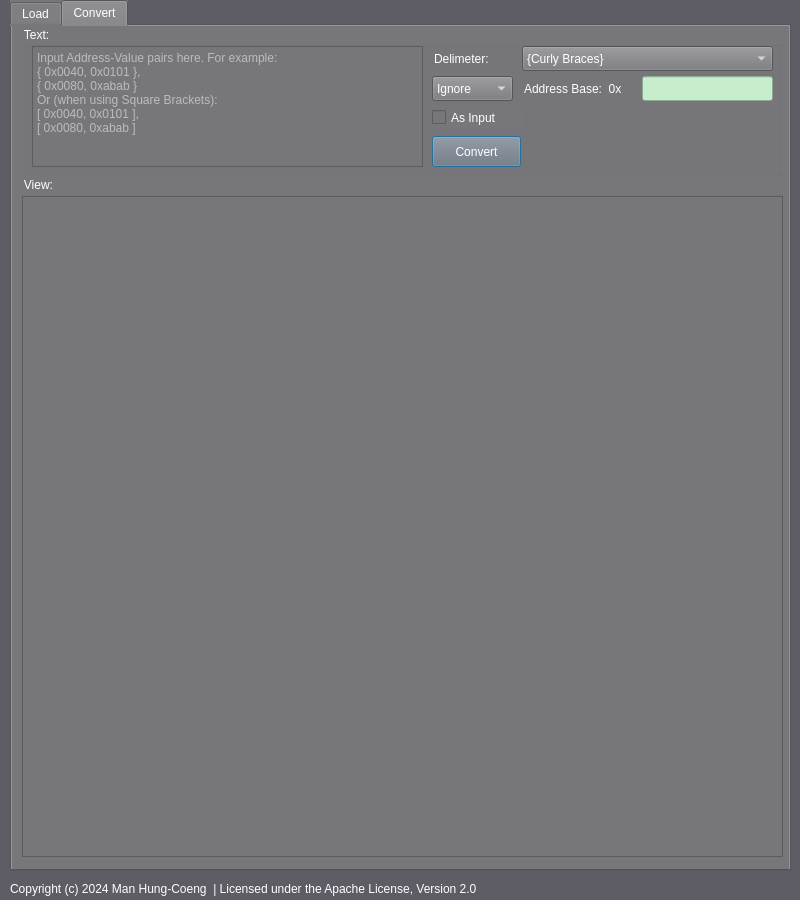
This is src/regpanel.ui in FooFooDamon/regpanel as Qt 5 draws it before an edit. The edited form follows.
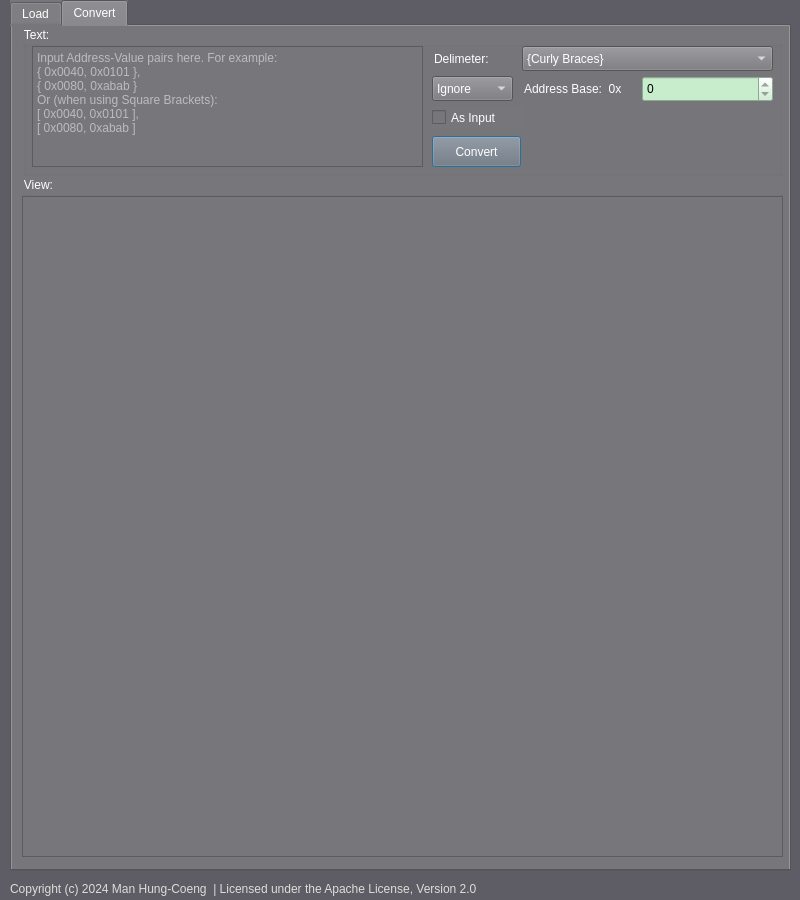
This is the edited form. The open tabs and pages were chosen to show the change.

Commit message: src/regpanel.ui: ---- 1. "Load" tab: Rename "Device" text and combo box to "Chip" *. 2. "Convert" tab: Replace the "Address Base" QLineEdit with QSpinBox. 3. Use a darker color for copyright info at the bottom.

Patch:
```diff
--- a/src/regpanel.ui
+++ b/src/regpanel.ui
@@ -3188,224 +3188,6 @@
        <bool>true</bool>
       </property>
      </widget>
-     <widget class="QLineEdit" name="txtAddrBase">
-      <property name="geometry">
-       <rect>
-        <x>620</x>
-        <y>50</y>
-        <width>131</width>
-        <height>25</height>
-       </rect>
-      </property>
-      <property name="palette">
-       <palette>
-        <active>
-         <colorrole role="WindowText">
-          <brush brushstyle="SolidPattern">
-           <color alpha="255">
-            <red>0</red>
-            <green>0</green>
-            <blue>0</blue>
-           </color>
-          </brush>
-         </colorrole>
-         <colorrole role="Button">
-          <brush brushstyle="SolidPattern">
-           <color alpha="255">
-            <red>199</red>
-            <green>237</green>
-            <blue>204</blue>
-           </color>
-          </brush>
-         </colorrole>
-         <colorrole role="Text">
-          <brush brushstyle="SolidPattern">
-           <color alpha="255">
-            <red>0</red>
-            <green>0</green>
-            <blue>0</blue>
-           </color>
-          </brush>
-         </colorrole>
-         <colorrole role="ButtonText">
-          <brush brushstyle="SolidPattern">
-           <color alpha="255">
-            <red>0</red>
-            <green>0</green>
-            <blue>0</blue>
-           </color>
-          </brush>
-         </colorrole>
-         <colorrole role="Base">
-          <brush brushstyle="SolidPattern">
-           <color alpha="255">
-            <red>199</red>
-            <green>237</green>
-            <blue>204</blue>
-           </color>
-          </brush>
-         </colorrole>
-         <colorrole role="Window">
-          <brush brushstyle="SolidPattern">
-           <color alpha="255">
-            <red>199</red>
-            <green>237</green>
-            <blue>204</blue>
-           </color>
-          </brush>
-         </colorrole>
-         <colorrole role="PlaceholderText">
-          <brush brushstyle="SolidPattern">
-           <color alpha="255">
-            <red>0</red>
-            <green>0</green>
-            <blue>0</blue>
-           </color>
-          </brush>
-         </colorrole>
-        </active>
-        <inactive>
-         <colorrole role="WindowText">
-          <brush brushstyle="SolidPattern">
-           <color alpha="255">
-            <red>0</red>
-            <green>0</green>
-            <blue>0</blue>
-           </color>
-          </brush>
-         </colorrole>
-         <colorrole role="Button">
-          <brush brushstyle="SolidPattern">
-           <color alpha="255">
-            <red>199</red>
-            <green>237</green>
-            <blue>204</blue>
-           </color>
-          </brush>
-         </colorrole>
-         <colorrole role="Text">
-          <brush brushstyle="SolidPattern">
-           <color alpha="255">
-            <red>0</red>
-            <green>0</green>
-            <blue>0</blue>
-           </color>
-          </brush>
-         </colorrole>
-         <colorrole role="ButtonText">
-          <brush brushstyle="SolidPattern">
-           <color alpha="255">
-            <red>0</red>
-            <green>0</green>
-            <blue>0</blue>
-           </color>
-          </brush>
-         </colorrole>
-         <colorrole role="Base">
-          <brush brushstyle="SolidPattern">
-           <color alpha="255">
-            <red>199</red>
-            <green>237</green>
-            <blue>204</blue>
-           </color>
-          </brush>
-         </colorrole>
-         <colorrole role="Window">
-          <brush brushstyle="SolidPattern">
-           <color alpha="255">
-            <red>199</red>
-            <green>237</green>
-            <blue>204</blue>
-           </color>
-          </brush>
-         </colorrole>
-         <colorrole role="PlaceholderText">
-          <brush brushstyle="SolidPattern">
-           <color alpha="255">
-            <red>0</red>
-            <green>0</green>
-            <blue>0</blue>
-           </color>
-          </brush>
-         </colorrole>
-        </inactive>
-        <disabled>
-         <colorrole role="WindowText">
-          <brush brushstyle="SolidPattern">
-           <color alpha="255">
-            <red>0</red>
-            <green>0</green>
-            <blue>0</blue>
-           </color>
-          </brush>
-         </colorrole>
-         <colorrole role="Button">
-          <brush brushstyle="SolidPattern">
-           <color alpha="255">
-            <red>199</red>
-            <green>237</green>
-            <blue>204</blue>
-           </color>
-          </brush>
-         </colorrole>
-         <colorrole role="Text">
-          <brush brushstyle="SolidPattern">
-           <color alpha="255">
-            <red>0</red>
-            <green>0</green>
-            <blue>0</blue>
-           </color>
-          </brush>
-         </colorrole>
-         <colorrole role="ButtonText">
-          <brush brushstyle="SolidPattern">
-           <color alpha="255">
-            <red>0</red>
-            <green>0</green>
-            <blue>0</blue>
-           </color>
-          </brush>
-         </colorrole>
-         <colorrole role="Base">
-          <brush brushstyle="SolidPattern">
-           <color alpha="255">
-            <red>199</red>
-            <green>237</green>
-            <blue>204</blue>
-           </color>
-          </brush>
-         </colorrole>
-         <colorrole role="Window">
-          <brush brushstyle="SolidPattern">
-           <color alpha="255">
-            <red>199</red>
-            <green>237</green>
-            <blue>204</blue>
-           </color>
-          </brush>
-         </colorrole>
-         <colorrole role="PlaceholderText">
-          <brush brushstyle="SolidPattern">
-           <color alpha="255">
-            <red>0</red>
-            <green>0</green>
-            <blue>0</blue>
-           </color>
-          </brush>
-         </colorrole>
-        </disabled>
-       </palette>
-      </property>
-      <property name="styleSheet">
-       <string notr="true">background-color: #c7edcc; color: #000000;</string>
-      </property>
-      <property name="readOnly">
-       <bool>true</bool>
-      </property>
-      <property name="placeholderText">
-       <string/>
-      </property>
-     </widget>
      <widget class="QCheckBox" name="chkboxAsInput">
       <property name="geometry">
        <rect>
@@ -4069,6 +3851,230 @@
        <string>Convert</string>
       </property>
      </widget>
+     <widget class="QSpinBox" name="spnboxAddrBase">
+      <property name="geometry">
+       <rect>
+        <x>620</x>
+        <y>50</y>
+        <width>131</width>
+        <height>26</height>
+       </rect>
+      </property>
+      <property name="palette">
+       <palette>
+        <active>
+         <colorrole role="WindowText">
+          <brush brushstyle="SolidPattern">
+           <color alpha="255">
+            <red>0</red>
+            <green>0</green>
+            <blue>0</blue>
+           </color>
+          </brush>
+         </colorrole>
+         <colorrole role="Button">
+          <brush brushstyle="SolidPattern">
+           <color alpha="255">
+            <red>199</red>
+            <green>237</green>
+            <blue>204</blue>
+           </color>
+          </brush>
+         </colorrole>
+         <colorrole role="Text">
+          <brush brushstyle="SolidPattern">
+           <color alpha="255">
+            <red>0</red>
+            <green>0</green>
+            <blue>0</blue>
+           </color>
+          </brush>
+         </colorrole>
+         <colorrole role="ButtonText">
+          <brush brushstyle="SolidPattern">
+           <color alpha="255">
+            <red>0</red>
+            <green>0</green>
+            <blue>0</blue>
+           </color>
+          </brush>
+         </colorrole>
+         <colorrole role="Base">
+          <brush brushstyle="SolidPattern">
+           <color alpha="255">
+            <red>199</red>
+            <green>237</green>
+            <blue>204</blue>
+           </color>
+          </brush>
+         </colorrole>
+         <colorrole role="Window">
+          <brush brushstyle="SolidPattern">
+           <color alpha="255">
+            <red>199</red>
+            <green>237</green>
+            <blue>204</blue>
+           </color>
+          </brush>
+         </colorrole>
+         <colorrole role="PlaceholderText">
+          <brush brushstyle="SolidPattern">
+           <color alpha="255">
+            <red>0</red>
+            <green>0</green>
+            <blue>0</blue>
+           </color>
+          </brush>
+         </colorrole>
+        </active>
+        <inactive>
+         <colorrole role="WindowText">
+          <brush brushstyle="SolidPattern">
+           <color alpha="255">
+            <red>0</red>
+            <green>0</green>
+            <blue>0</blue>
+           </color>
+          </brush>
+         </colorrole>
+         <colorrole role="Button">
+          <brush brushstyle="SolidPattern">
+           <color alpha="255">
+            <red>199</red>
+            <green>237</green>
+            <blue>204</blue>
+           </color>
+          </brush>
+         </colorrole>
+         <colorrole role="Text">
+          <brush brushstyle="SolidPattern">
+           <color alpha="255">
+            <red>0</red>
+            <green>0</green>
+            <blue>0</blue>
+           </color>
+          </brush>
+         </colorrole>
+         <colorrole role="ButtonText">
+          <brush brushstyle="SolidPattern">
+           <color alpha="255">
+            <red>0</red>
+            <green>0</green>
+            <blue>0</blue>
+           </color>
+          </brush>
+         </colorrole>
+         <colorrole role="Base">
+          <brush brushstyle="SolidPattern">
+           <color alpha="255">
+            <red>199</red>
+            <green>237</green>
+            <blue>204</blue>
+           </color>
+          </brush>
+         </colorrole>
+         <colorrole role="Window">
+          <brush brushstyle="SolidPattern">
+           <color alpha="255">
+            <red>199</red>
+            <green>237</green>
+            <blue>204</blue>
+           </color>
+          </brush>
+         </colorrole>
+         <colorrole role="PlaceholderText">
+          <brush brushstyle="SolidPattern">
+           <color alpha="255">
+            <red>0</red>
+            <green>0</green>
+            <blue>0</blue>
+           </color>
+          </brush>
+         </colorrole>
+        </inactive>
+        <disabled>
+         <colorrole role="WindowText">
+          <brush brushstyle="SolidPattern">
+           <color alpha="255">
+            <red>0</red>
+            <green>0</green>
+            <blue>0</blue>
+           </color>
+          </brush>
+         </colorrole>
+         <colorrole role="Button">
+          <brush brushstyle="SolidPattern">
+           <color alpha="255">
+            <red>199</red>
+            <green>237</green>
+            <blue>204</blue>
+           </color>
+          </brush>
+         </colorrole>
+         <colorrole role="Text">
+          <brush brushstyle="SolidPattern">
+           <color alpha="255">
+            <red>0</red>
+            <green>0</green>
+            <blue>0</blue>
+           </color>
+          </brush>
+         </colorrole>
+         <colorrole role="ButtonText">
+          <brush brushstyle="SolidPattern">
+           <color alpha="255">
+            <red>0</red>
+            <green>0</green>
+            <blue>0</blue>
+           </color>
+          </brush>
+         </colorrole>
+         <colorrole role="Base">
+          <brush brushstyle="SolidPattern">
+           <color alpha="255">
+            <red>199</red>
+            <green>237</green>
+            <blue>204</blue>
+           </color>
+          </brush>
+         </colorrole>
+         <colorrole role="Window">
+          <brush brushstyle="SolidPattern">
+           <color alpha="255">
+            <red>199</red>
+            <green>237</green>
+            <blue>204</blue>
+           </color>
+          </brush>
+         </colorrole>
+         <colorrole role="PlaceholderText">
+          <brush brushstyle="SolidPattern">
+           <color alpha="255">
+            <red>0</red>
+            <green>0</green>
+            <blue>0</blue>
+           </color>
+          </brush>
+         </colorrole>
+        </disabled>
+       </palette>
+      </property>
+      <property name="styleSheet">
+       <string notr="true">background-color: #c7edcc; color: #000000;</string>
+      </property>
+      <property name="readOnly">
+       <bool>true</bool>
+      </property>
+      <property name="minimum">
+       <number>-999999999</number>
+      </property>
+      <property name="maximum">
+       <number>999999999</number>
+      </property>
+      <property name="displayIntegerBase">
+       <number>16</number>
+      </property>
+     </widget>
     </widget>
     <widget class="QGroupBox" name="grpboxView">
      <property name="geometry">
@@ -4322,9 +4328,9 @@
       <colorrole role="WindowText">
        <brush brushstyle="SolidPattern">
         <color alpha="255">
-         <red>255</red>
-         <green>255</green>
-         <blue>255</blue>
+         <red>222</red>
+         <green>221</green>
+         <blue>218</blue>
         </color>
        </brush>
       </colorrole>
@@ -4333,9 +4339,9 @@
       <colorrole role="WindowText">
        <brush brushstyle="SolidPattern">
         <color alpha="255">
-         <red>255</red>
-         <green>255</green>
-         <blue>255</blue>
+         <red>222</red>
+         <green>221</green>
+         <blue>218</blue>
         </color>
        </brush>
       </colorrole>
```
Left out of the diff: 6 changed lines with no effect on the pictures.
